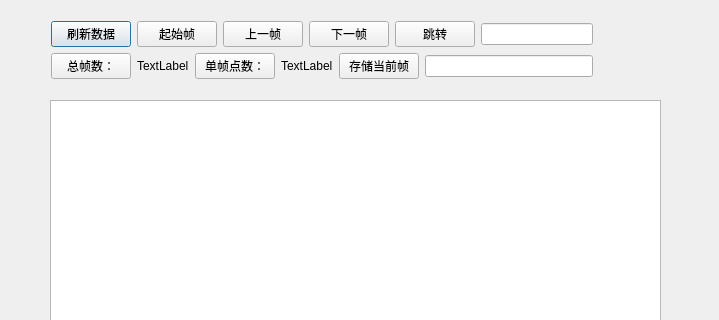
This is datatable.ui in YanYaoyuan/OFTest as Qt 5 draws it before an edit; both pictures show x 0 to 719 and y 0 to 320 of the 719 by 699 pixel window. The edited form follows.
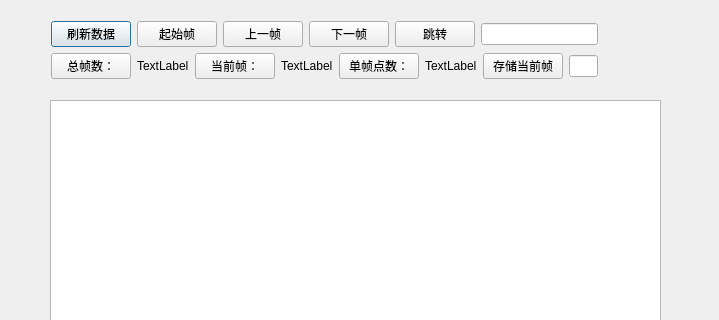
This is the edited form.

```diff
--- a/datatable.ui
+++ b/datatable.ui
@@ -28,7 +28,7 @@
     <rect>
      <x>51</x>
      <y>21</y>
-     <width>542</width>
+     <width>547</width>
      <height>60</height>
     </rect>
    </property>
@@ -91,6 +91,20 @@
         </property>
        </widget>
       </item>
+      <item>
+       <widget class="QPushButton" name="current_Frame">
+        <property name="text">
+         <string>当前帧：</string>
+        </property>
+       </widget>
+      </item>
+      <item>
+       <widget class="QLabel" name="label_current">
+        <property name="text">
+         <string>TextLabel</string>
+        </property>
+       </widget>
+      </item>
       <item>
        <widget class="QPushButton" name="pushButton_7">
         <property name="text">
```
Left out of the diff: 12 changed lines with no effect on the pictures.
